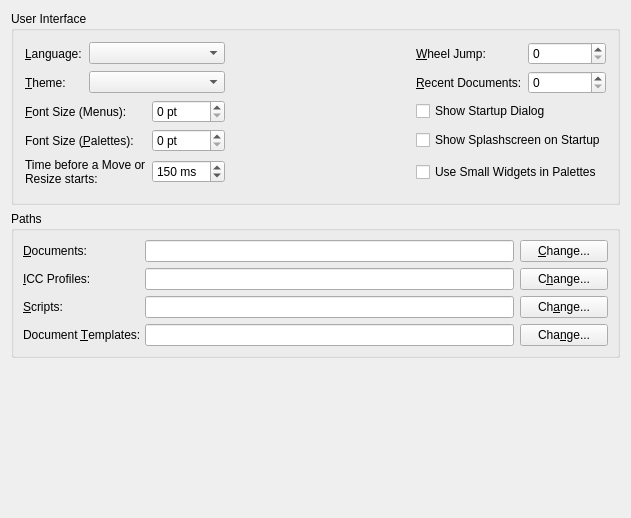
scribusproject/scribus, file scribus/tabgeneral.ui: the form before one commit.
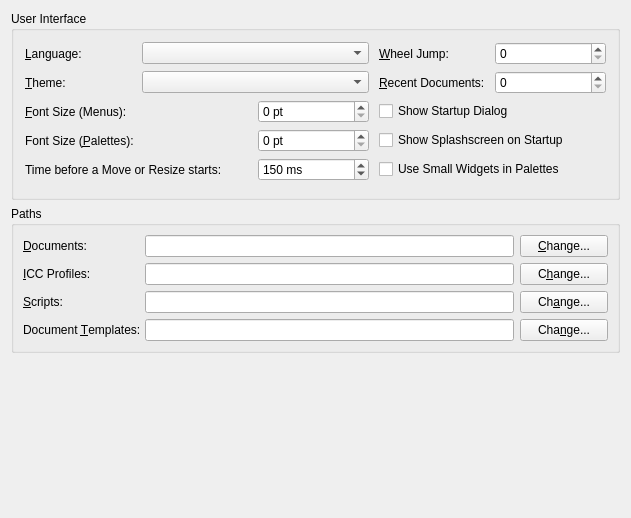
The form after the commit.

Commit message: spacing fix (will be discussed later in irc channel)

What changed in the file:
```diff
--- a/scribus/tabgeneral.ui
+++ b/scribus/tabgeneral.ui
@@ -111,7 +111,7 @@
          <enum>Qt::Horizontal</enum>
         </property>
         <property name="sizeType" >
-         <enum>QSizePolicy::MinimumExpanding</enum>
+         <enum>QSizePolicy::Minimum</enum>
         </property>
         <property name="sizeHint" >
          <size>
```
